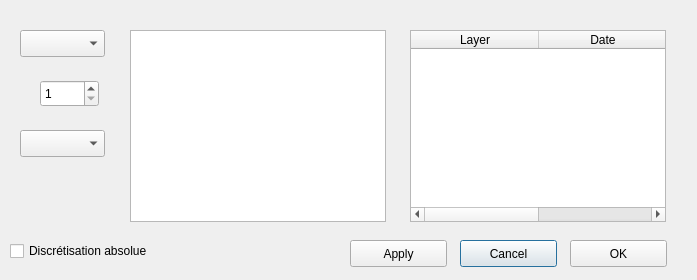
This is settings.ui in kevinaubert/ChangementViewer as Qt 5 draws it before an edit. The edited form follows.
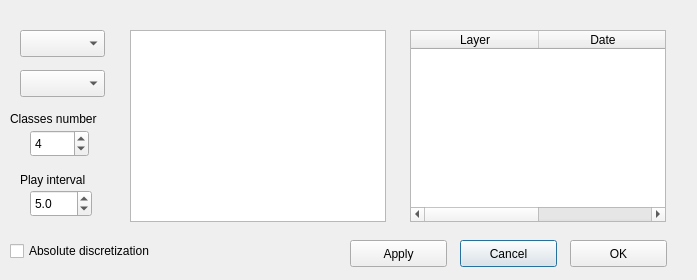
This is the edited form.

What changed in the file:
```diff
--- a/settings.ui
+++ b/settings.ui
@@ -112,8 +112,8 @@
   <widget class="QSpinBox" name="snbClasses">
    <property name="geometry">
     <rect>
-     <x>40</x>
-     <y>80</y>
+     <x>30</x>
+     <y>130</y>
      <width>59</width>
      <height>27</height>
     </rect>
@@ -121,12 +121,15 @@
    <property name="minimum">
     <number>1</number>
    </property>
+   <property name="value">
+    <number>4</number>
+   </property>
   </widget>
   <widget class="QComboBox" name="cmbMode">
    <property name="geometry">
     <rect>
      <x>20</x>
-     <y>130</y>
+     <y>70</y>
      <width>85</width>
      <height>27</height>
     </rect>
@@ -155,7 +158,52 @@
     </rect>
    </property>
    <property name="text">
-    <string>Discrétisation absolue</string>
+    <string>Absolute discretization</string>
+   </property>
+  </widget>
+  <widget class="QLabel" name="label">
+   <property name="geometry">
+    <rect>
+     <x>10</x>
+     <y>110</y>
+     <width>111</width>
+     <height>17</height>
+    </rect>
+   </property>
+   <property name="text">
+    <string>Classes number</string>
+   </property>
+  </widget>
+  <widget class="QLabel" name="label_2">
+   <property name="geometry">
+    <rect>
+     <x>20</x>
+     <y>170</y>
+     <width>91</width>
+     <height>20</height>
+    </rect>
+   </property>
+   <property name="text">
+    <string>Play interval</string>
+   </property>
+  </widget>
+  <widget class="QDoubleSpinBox" name="snbPlay">
+   <property name="geometry">
+    <rect>
+     <x>30</x>
+     <y>190</y>
+     <width>62</width>
+     <height>27</height>
+    </rect>
+   </property>
+   <property name="decimals">
+    <number>1</number>
+   </property>
+   <property name="maximum">
+    <double>1000000000.000000000000000</double>
+   </property>
+   <property name="value">
+    <double>5.000000000000000</double>
    </property>
   </widget>
  </widget>
```
